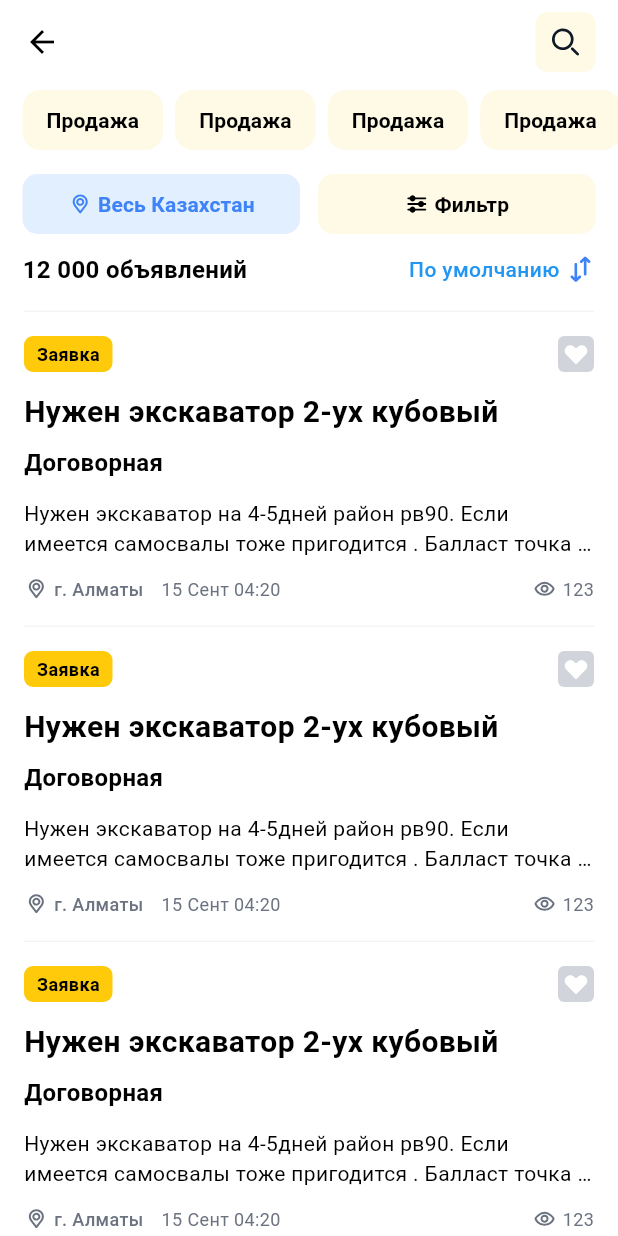
After one commit to MukhametzhanDev/GService.v5, a Flutter app: the screen it shows after launch, after a tap on "Показать 12 000 объявлений", on a phone screen of 412 x 824 dp. The commit adds this screen. Run offline on Flutter 3.47's test engine with Material 3 defaults, Android fonts, the phone set to English and light mode, and no system bars; our stand-ins replace badges, cached_network_image, carousel_slider, flutter_svg, shared_preferences, shimmer; network calls fail.

Commit message:
add adItem

```diff
--- /dev/null
+++ b/lib/component/button/favoriteButton.dart
@@ -0,0 +1,18 @@
+import 'package:flutter/material.dart';
+import 'package:flutter_svg/svg.dart';
+
+class FavoriteButton extends StatelessWidget {
+  const FavoriteButton({super.key});
+
+  @override
+  Widget build(BuildContext context) {
+    return Container(
+      width: 24,
+      height: 24,
+      alignment: Alignment.center,
+      decoration: BoxDecoration(
+          borderRadius: BorderRadius.circular(4), color: Color(0xffD1D5DB)),
+      child: SvgPicture.asset('assets/icons/heart.svg'),
+    );
+  }
+}
--- /dev/null
+++ b/lib/component/formatted/number/numberFormatted.dart
@@ -0,0 +1,5 @@
+import 'package:intl/intl.dart';
+
+String numberFormat(cost) {
+  return '${NumberFormat.currency(locale: 'kk', symbol: '').format(cost).toString().split(',')[0]}';
+}
--- /dev/null
+++ b/lib/component/formatted/price/priceFormat.dart
@@ -0,0 +1,15 @@
+import 'package:intl/intl.dart';
+
+String priceFormat(cost) {
+  if (cost.runtimeType == int) {
+    if (cost == "" || cost == null || cost == 0) {
+      return "Договорная";
+    } else {
+      return '${NumberFormat.currency(locale: 'kk', symbol: '').format(cost).toString().split(',')[0]} ₸';
+    }
+  } else if (cost == null) {
+    return "Договорная";
+  } else {
+    return cost;
+  }
+}
--- a/lib/component/theme/colorComponent.dart
+++ b/lib/component/theme/colorComponent.dart
@@ -28,8 +28,19 @@ class ColorComponent {
     "800": Color(0xff1e429f),
     "900": Color(0xff233876),
   };
+  static Map<String, Color> red = {
+    "50": Color(0xfffdf2f2),
+    "100": Color(0xfffde8e8),
+    "200": Color(0xfffbd5d5),
+    "300": Color(0xfff8b4b4),
+    "400": Color(0xfff98080),
+    "500": Color(0xfff05252),
+    "600": Color(0xffe02424),
+    "700": Color(0xffc81e1e),
+    "800": Color(0xff9b1c1c),
+    "900": Color(0xff771d1d),
+  };
 }
-
 
 class ThemeColorComponent {
   // ignore: non_constant_identifier_names
--- /dev/null
+++ b/lib/data/categoriesData.dart
@@ -0,0 +1,12 @@
+class CategoriesData {
+  static List<String> categories = [
+    "Продажа",
+    "Продажа",
+    "Продажа",
+    "Продажа",
+    "Продажа",
+    "Продажа",
+    "Продажа",
+    "Продажа",
+  ];
+}
--- a/lib/navigation/bottomTab.dart
+++ b/lib/navigation/bottomTab.dart
@@ -20,7 +20,7 @@ class _BottomTabState extends State<BottomTab> {
   int _selectedIndex = 0;
   static final List<Map> _tabs = <Map>[
     {"icon": "assets/icons/home.svg", "label": "Главная"},
-    {"icon": "assets/icons/heart.svg", "label": "Избранное"},
+    {"icon": "assets/icons/heartOutline.svg", "label": "Избранное"},
     {"icon": "assets/icons/plus.svg", "label": "Объявление"},
     {"icon": "assets/icons/messages.svg", "label": "Сообщения"},
     {"icon": "assets/icons/user.svg", "label": "Профиль"},
@@ -64,12 +64,21 @@ class _BottomTabState extends State<BottomTab> {
                                       ? ColorComponent.mainColor
                                       : Colors.transparent,
                                   borderRadius: BorderRadius.circular(8)),
-                              child: SvgPicture.asset(value['icon'])),
+                              child: SvgPicture.asset(
+                                value['icon'],
+                                color: index == 2
+                                    ? null
+                                    : index == _selectedIndex
+                                        ? Colors.black.withOpacity(.8)
+                                        : ColorComponent.gray['500'],
+                              )),
                           Text(value['label'],
                               style: TextStyle(
                                   fontSize: 10,
                                   fontWeight: FontWeight.w500,
-                                  color: ColorComponent.gray['500']))
+                                  color: index == _selectedIndex
+                                      ? Colors.black
+                                      : ColorComponent.gray['500']))
                         ]),
                     showBadge: index == 3),
                 label: "");
--- /dev/null
+++ b/lib/pages/ad/adItem.dart
@@ -0,0 +1,172 @@
+import 'package:flutter/material.dart';
+import 'package:flutter_svg/svg.dart';
+import 'package:gservice5/component/button/favoriteButton.dart';
+import 'package:gservice5/component/formatted/number/numberFormatted.dart';
+import 'package:gservice5/component/formatted/price/priceFormat.dart';
+import 'package:gservice5/component/image/cacheImage.dart';
+import 'package:gservice5/component/theme/colorComponent.dart';
+
+class AdItem extends StatefulWidget {
+  const AdItem({super.key});
+
+  @override
+  State<AdItem> createState() => _AdItemState();
+}
+
+class _AdItemState extends State<AdItem> {
+  @override
+  Widget build(BuildContext context) {
+    return Container(
+      padding: EdgeInsets.all(16),
+      color: ColorComponent.mainColor.withOpacity(.1),
+      child: Column(
+        crossAxisAlignment: CrossAxisAlignment.start,
+        children: [
+          SizedBox(
+            height: 24,
+            child: Row(
+              mainAxisAlignment: MainAxisAlignment.spaceBetween,
+              children: [
+                Row(
+                  children: [
+                    Container(
+                      height: 24,
+                      padding: EdgeInsets.symmetric(horizontal: 8),
+                      alignment: Alignment.center,
+                      decoration: BoxDecoration(
+                          color: ColorComponent.mainColor,
+                          borderRadius: BorderRadius.circular(6)),
+                      child: Text(
+                        "Аренда",
+                        style: TextStyle(
+                            height: 1,
+                            fontSize: 12,
+                            fontWeight: FontWeight.w600),
+                      ),
+                    ),
+                    Divider(indent: 8),
+                    Container(
+                      height: 24,
+                      padding: EdgeInsets.symmetric(horizontal: 8),
+                      alignment: Alignment.center,
+                      decoration: BoxDecoration(
+                          color: ColorComponent.red["600"],
+                          borderRadius: BorderRadius.circular(6)),
+                      child: Text(
+                        "Хит продаж",
+                        style: TextStyle(
+                            height: 1,
+                            fontSize: 12,
+                            color: Colors.white,
+                            fontWeight: FontWeight.w600),
+                      ),
+                    ),
+                    Divider(indent: 8),
+                    SvgPicture.asset('assets/icons/fire.svg'),
+                    Divider(indent: 8),
+                    SvgPicture.asset('assets/icons/badgeCheck.svg')
+                  ],
+                ),
+                FavoriteButton()
+              ],
+            ),
+          ),
+          Divider(indent: 12),
+          Row(
+            children: [
+              CacheImage(
+                  url:
+                      "https://images.unsplash.com/photo-1631141089933-3dbae5d5c69e?q=80&w=3087&auto=format&fit=crop&ixlib=rb-4.0.3&ixid=M3wxMjA3fDB8MHxwaG90by1wYWdlfHx8fGVufDB8fHx8fA%3D%3D",
+                  width: 120,
+                  height: 92,
+                  borderRadius: 10),
+              Divider(indent: 12),
+              SizedBox(
+                height: 92,
+                child: Column(
+                  crossAxisAlignment: CrossAxisAlignment.start,
+                  mainAxisAlignment: MainAxisAlignment.spaceAround,
+                  children: [
+                    Text(priceFormat(1999999),
+                        style: TextStyle(fontSize: 20, height: 1)),
+                    SizedBox(
+                      width: MediaQuery.of(context).size.width / 1.6,
+                      child: Text(
+                        "все виды шин для грузовых авто виды шин для грузовых авто",
+                        style: TextStyle(fontWeight: FontWeight.w600),
+                        maxLines: 2,
+                        overflow: TextOverflow.ellipsis,
+                      ),
+                    ),
+                    Row(
+                      children: [
+                        SvgPicture.asset('assets/icons/pin.svg',
+                            width: 16, color: Colors.black),
+                        Divider(indent: 4),
+                        Text(
+                          "г. Алматы",
+                          style: TextStyle(
+                              fontSize: 12, fontWeight: FontWeight.w500),
+                        ),
+                      ],
+                    )
+                  ],
+                ),
+              )
+            ],
+          ),
+          Divider(indent: 12),
+          Row(
+            mainAxisAlignment: MainAxisAlignment.spaceBetween,
+            crossAxisAlignment: CrossAxisAlignment.start,
+            children: [
+              SizedBox(
+                width: MediaQuery.of(context).size.width - 100,
+                child: Wrap(
+                    spacing: 8,
+                    runSpacing: 8,
+                    children: List.generate(3, (index) => index)
+                        .toList()
+                        .map((value) {
+                      return Container(
+                        height: 24,
+                        padding:
+                            EdgeInsets.symmetric(horizontal: 8, vertical: 5.5),
+                        decoration: BoxDecoration(
+                            borderRadius: BorderRadius.circular(6),
+                            color: ColorComponent.mainColor),
+                        child: Text("Тег",
+                            style: TextStyle(
+                                fontSize: 12,
+                                fontWeight: FontWeight.w600,
+                                height: 1)),
+                      );
+                    }).toList()),
+              ),
+              Padding(
+                padding: const EdgeInsets.only(top: 3),
+                child: Row(
+                  children: [
+                    SvgPicture.asset(
+                      'assets/icons/eye.svg',
+                      width: 16,
+                      color: ColorComponent.gray["500"],
+                    ),
+                    Divider(indent: 4),
+                    Text(
+                      numberFormat(1200),
+                      style: TextStyle(
+                          fontSize: 12,
+                          fontWeight: FontWeight.w500,
+                          color: ColorComponent.gray["500"]),
+                    ),
+                  ],
+                ),
+              )
+            ],
+          ),
+        ],
+      ),
+    );
+  }
+}
--- /dev/null
+++ b/lib/pages/ad/adList.dart
@@ -0,0 +1,72 @@
+import 'package:flutter/material.dart';
+import 'package:flutter_svg/svg.dart';
+import 'package:gservice5/component/button/button.dart';
+import 'package:gservice5/component/button/favoriteButton.dart';
+import 'package:gservice5/component/theme/colorComponent.dart';
+import 'package:gservice5/pages/application/applicationItem.dart';
+
+class AdList extends StatefulWidget {
+  const AdList({super.key});
+
+  @override
+  State<AdList> createState() => _AdListState();
+}
+
+class _AdListState extends State<AdList> {
+  @override
+  Widget build(BuildContext context) {
+    return Scaffold(
+        body: Column(
+      children: [
+        Padding(
+            padding: EdgeInsets.symmetric(horizontal: 15),
+            child: Column(children: [
+              SizedBox(height: 12),
+              SizedBox(
+                  height: 40,
+                  child: Row(children: [
+                    Expanded(
+                        child: Button(
+                      onPressed: () {},
+                      title: "Весь Казахстан",
+                      icon: "pin.svg",
+                      backgroundColor: ColorComponent.blue['100'],
+                      titleColor: ColorComponent.blue['500'],
+                    )),
+                    Divider(indent: 12),
+                    Expanded(
+                        child: Button(
+                      onPressed: () {},
+                      title: "Фильтр",
+                      icon: "filter.svg",
+                      backgroundColor: ColorComponent.mainColor.withOpacity(.1),
+                    ))
+                  ])),
+              SizedBox(height: 12),
+              Row(children: [
+                Expanded(
+                    child: Text("12 000 объявлений",
+                        style: TextStyle(
+                            fontSize: 16, fontWeight: FontWeight.w600))),
+                Row(
+                  children: [
+                    Text("По умолчанию",
+                        style: TextStyle(
+                            fontWeight: FontWeight.w500, color: Colors.blue)),
+                    Divider(indent: 4),
+                    SvgPicture.asset("assets/icons/sort.svg")
+                  ],
+                ),
+              ])
+            ])),
+        Expanded(
+            child: ListView.builder(
+                padding: EdgeInsets.all(16),
+                itemCount: 10,
+                itemBuilder: (context, int index) {
+                  return ApplicationItem();
+                }))
+      ],
+    ));
+  }
+}
--- /dev/null
+++ b/lib/pages/application/applicationItem.dart
@@ -0,0 +1,72 @@
+import 'package:flutter/material.dart';
+import 'package:flutter_svg/svg.dart';
+import 'package:gservice5/component/button/favoriteButton.dart';
+import 'package:gservice5/component/theme/colorComponent.dart';
+
+class ApplicationItem extends StatelessWidget {
+  const ApplicationItem({super.key});
+
+  @override
+  Widget build(BuildContext context) {
+    return GestureDetector(
+      onTap: () {
+        // Navigator.push(
+        //     context,
+        //     MaterialPageRoute(
+        //         builder: (context) => Viewapplication()));
+      },
+      child: Column(crossAxisAlignment: CrossAxisAlignment.start, children: [
+        Container(height: 1, color: Color(0xfff4f4f4)),
+        Divider(height: 16),
+        Row(mainAxisAlignment: MainAxisAlignment.spaceBetween, children: [
+          Container(
+              width: 59,
+              alignment: Alignment.center,
+              height: 24,
+              decoration: BoxDecoration(
+                  borderRadius: BorderRadius.circular(6),
+                  color: ColorComponent.mainColor),
+              child: Text("Заявка",
+                  style: TextStyle(fontSize: 12, fontWeight: FontWeight.w600))),
+          FavoriteButton()
+        ]),
+        Divider(height: 12),
+        Text("Нужен экскаватор 2-ух кубовый",
+            style: TextStyle(fontSize: 20, fontWeight: FontWeight.w600)),
+        Divider(height: 8),
+        Text("Договорная",
+            style: TextStyle(fontSize: 16, fontWeight: FontWeight.w600)),
+        Divider(height: 12),
+        Text(
+          "Нужен экскаватор на 4-5дней район рв90. Если имеется самосвалы тоже пригодится . Балласт точка а и б 300метр",
+          maxLines: 2,
+          overflow: TextOverflow.ellipsis,
+        ),
+        Divider(height: 12),
+        Row(children: [
+          SvgPicture.asset("assets/icons/pin.svg",
+              width: 16, color: ColorComponent.gray['500']),
+          Divider(indent: 4),
+          Text("г. Алматы",
+              style: TextStyle(
+                  fontSize: 12,
+                  fontWeight: FontWeight.w500,
+                  color: ColorComponent.gray['500'])),
+          Divider(indent: 12),
+          Text("15 Сент 04:20",
+              style:
+                  TextStyle(fontSize: 12, color: ColorComponent.gray['500'])),
+          Expanded(child: Container()),
+          Row(children: [
+            SvgPicture.asset("assets/icons/eye.svg"),
+            Divider(indent: 4),
+            Text("123",
+                style:
+                    TextStyle(fontSize: 12, color: ColorComponent.gray['500']))
+          ])
+        ]),
+        Divider(height: 16),
+      ]),
+    );
+  }
+}
--- /dev/null
+++ b/lib/pages/application/applicationList.dart
@@ -0,0 +1,72 @@
+import 'package:flutter/material.dart';
+import 'package:flutter_svg/svg.dart';
+import 'package:gservice5/component/button/button.dart';
+import 'package:gservice5/component/button/favoriteButton.dart';
+import 'package:gservice5/component/theme/colorComponent.dart';
+import 'package:gservice5/pages/application/applicationItem.dart';
+
+class ApplicationList extends StatefulWidget {
+  const ApplicationList({super.key});
+
+  @override
+  State<ApplicationList> createState() => _ApplicationListState();
+}
+
+class _ApplicationListState extends State<ApplicationList> {
+  @override
+  Widget build(BuildContext context) {
+    return Scaffold(
+        body: Column(
+      children: [
+        Padding(
+            padding: EdgeInsets.symmetric(horizontal: 15),
+            child: Column(children: [
+              SizedBox(height: 12),
+              SizedBox(
+                  height: 40,
+                  child: Row(children: [
+                    Expanded(
+                        child: Button(
+                      onPressed: () {},
+                      title: "Весь Казахстан",
+                      icon: "pin.svg",
+                      backgroundColor: ColorComponent.blue['100'],
+                      titleColor: ColorComponent.blue['500'],
+                    )),
+                    Divider(indent: 12),
+                    Expanded(
+                        child: Button(
+                      onPressed: () {},
+                      title: "Фильтр",
+                      icon: "filter.svg",
+                      backgroundColor: ColorComponent.mainColor.withOpacity(.1),
+                    ))
+                  ])),
+              SizedBox(height: 12),
+              Row(children: [
+                Expanded(
+                    child: Text("12 000 объявлений",
+                        style: TextStyle(
+                            fontSize: 16, fontWeight: FontWeight.w600))),
+                Row(
+                  children: [
+                    Text("По умолчанию",
+                        style: TextStyle(
+                            fontWeight: FontWeight.w500, color: Colors.blue)),
+                    Divider(indent: 4),
+                    SvgPicture.asset("assets/icons/sort.svg")
+                  ],
+                ),
+              ])
+            ])),
+        Expanded(
+            child: ListView.builder(
+                padding: EdgeInsets.all(16),
+                itemCount: 10,
+                itemBuilder: (context, int index) {
+                  return ApplicationItem();
+                }))
+      ],
+    ));
+  }
+}
--- /dev/null
+++ b/lib/pages/main/list/mainListPage.dart
@@ -0,0 +1,67 @@
+import 'package:flutter/material.dart';
+import 'package:flutter_svg/svg.dart';
+import 'package:gservice5/component/appBar/leadingLogo.dart';
+import 'package:gservice5/component/theme/colorComponent.dart';
+import 'package:gservice5/data/categoriesData.dart';
+import 'package:gservice5/pages/application/ApplicationList.dart';
+
+class MainListPage extends StatefulWidget {
+  const MainListPage({super.key});
+
+  @override
+  State<MainListPage> createState() => _MainListPageState();
+}
+
+class _MainListPageState extends State<MainListPage> {
+  @override
+  Widget build(BuildContext context) {
+    List categories = CategoriesData.categories;
+    return Scaffold(
+      appBar: AppBar(
+          actions: [
+            GestureDetector(
+              child: Container(
+                height: 40,
+                width: 40,
+                alignment: Alignment.center,
+                decoration: BoxDecoration(
+                    borderRadius: BorderRadius.circular(8),
+                    color: ColorComponent.mainColor.withOpacity(.1)),
+                child: SvgPicture.asset('assets/icons/searchOutline.svg',
+                    width: 24),
+              ),
+            ),
+            Divider(indent: 15)
+          ],
+          bottom: PreferredSize(
+              preferredSize: Size(MediaQuery.of(context).size.width, 48),
+              child: SingleChildScrollView(
+                scrollDirection: Axis.horizontal,
+                padding: EdgeInsets.symmetric(horizontal: 11),
+                child: Row(
+                    children: categories.map((value) {
+                  return Padding(
+                    padding: EdgeInsets.symmetric(horizontal: 4),
+                    child: TextButton(
+                      onPressed: () {},
+                      child: Text(value,
+                          style: TextStyle(fontWeight: FontWeight.w600)),
+                      style: TextButton.styleFrom(
+                          shape: RoundedRectangleBorder(
+                              borderRadius: BorderRadius.circular(12)),
+                          padding:
+                              EdgeInsets.symmetric(horizontal: 16, vertical: 6),
+                          backgroundColor:
+                              ColorComponent.mainColor.withOpacity(.1)),
+                    ),
+                  );
+                }).toList()),
+              ))),
+      body: IndexedStack(
+        children: [
+          ApplicationList()
+        ]
+      ),
+    );
+  }
+}
--- a/lib/pages/main/mainPage.dart
+++ b/lib/pages/main/mainPage.dart
@@ -5,6 +5,8 @@ import 'package:gservice5/component/button/button.dart';
 import 'package:gservice5/component/button/menuButton.dart';
 import 'package:gservice5/component/button/searchButton.dart';
 import 'package:gservice5/component/theme/colorComponent.dart';
+import 'package:gservice5/pages/ad/adItem.dart';
+import 'package:gservice5/pages/main/list/mainListPage.dart';
 import 'package:gservice5/pages/main/rubricMainButtons.dart';
 
 class MainPage extends StatefulWidget {
@@ -15,14 +17,19 @@ class MainPage extends StatefulWidget {
 }
 
 class _MainPageState extends State<MainPage> {
+  //show ad list page
+  void showMainListPage() {
+    Navigator.push(
+        context, MaterialPageRoute(builder: (context) => MainListPage()));
+  }
+
   @override
   Widget build(BuildContext context) {
     return Scaffold(
         appBar: AppBar(
-          leading: LeadingLogo(),
-          leadingWidth: 156,
-          actions: [MenuButton(), Divider(indent: 15)],
-        ),
+            leading: LeadingLogo(),
+            leadingWidth: 156,
+            actions: [MenuButton(), Divider(indent: 15)]),
         body: SingleChildScrollView(
             child: Column(children: [
           Divider(indent: 16),
@@ -59,12 +66,15 @@ class _MainPageState extends State<MainPage> {
                 SizedBox(
                     height: 40,
                     child: Button(
-                        onPressed: () {}, title: "Показать 12 000 объявлений")),
+                        onPressed: showMainListPage,
+                        title: "Показать 12 000 объявлений")),
                 Divider(indent: 16),
-                RubricMainButtons()
+                RubricMainButtons(),
               ],
             ),
-          )
+          ),
+          Divider(indent: 12),
+          AdItem()
         ])));
   }
 }
--- a/pubspec.yaml
+++ b/pubspec.yaml
@@ -44,6 +44,7 @@ dependencies:
   badges: ^3.1.2
   shimmer: ^3.0.0
   carousel_slider: ^5.0.0
+  intl: ^0.19.0
 
 dev_dependencies:
   flutter_test:
```
Also changed, not shown: assets/icons/eye.svg (added), assets/icons/fire.svg (added), assets/icons/heart.svg, assets/icons/heartOutline.svg (added), assets/icons/sort.svg (added), pubspec.lock.
